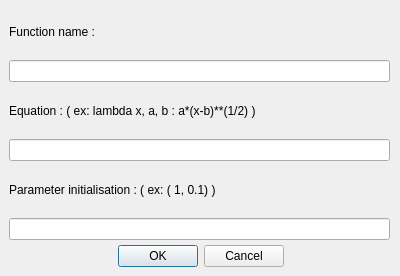
The window that customFitDialog.ui (xamcost/anafit) describes before a commit, drawn with Qt 5.
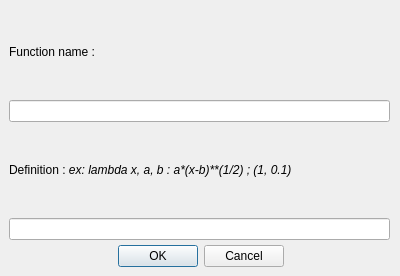
The same window after the commit.

Commit message: The last QLineEdit and its corresponding QLabel have been removed. Now only one string is asked to the user when a new fit is created or edited.

Diff of the .ui file:
```diff
--- a/customFitDialog.ui
+++ b/customFitDialog.ui
@@ -61,23 +61,13 @@
     <item>
      <widget class="QLabel" name="customFitDefLabel">
       <property name="text">
-       <string>Equation : ( ex: lambda x, a, b : a*(x-b)**(1/2) )</string>
+       <string>&lt;html&gt;&lt;head/&gt;&lt;body&gt;&lt;p&gt;Definition : &lt;span style=&quot; font-style:italic;&quot;&gt;ex: lambda x, a, b : a*(x-b)**(1/2) ; (1, 0.1)&lt;/span&gt;&lt;/p&gt;&lt;/body&gt;&lt;/html&gt;</string>
       </property>
      </widget>
     </item>
     <item>
      <widget class="QLineEdit" name="customFitDef"/>
     </item>
-    <item>
-     <widget class="QLabel" name="customFitInitLabel">
-      <property name="text">
-       <string>Parameter initialisation : ( ex: ( 1, 0.1) )</string>
-      </property>
-     </widget>
-    </item>
-    <item>
-     <widget class="QLineEdit" name="customFitInit"/>
-    </item>
    </layout>
   </widget>
  </widget>
```
The commit also changes 1 other file.
